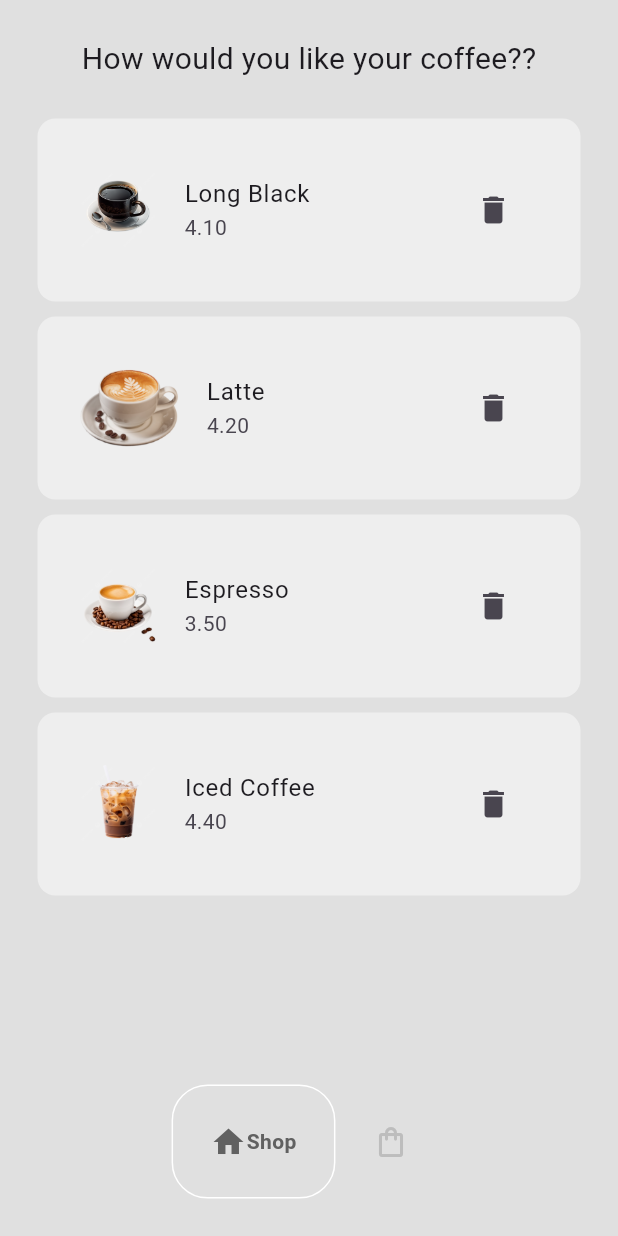
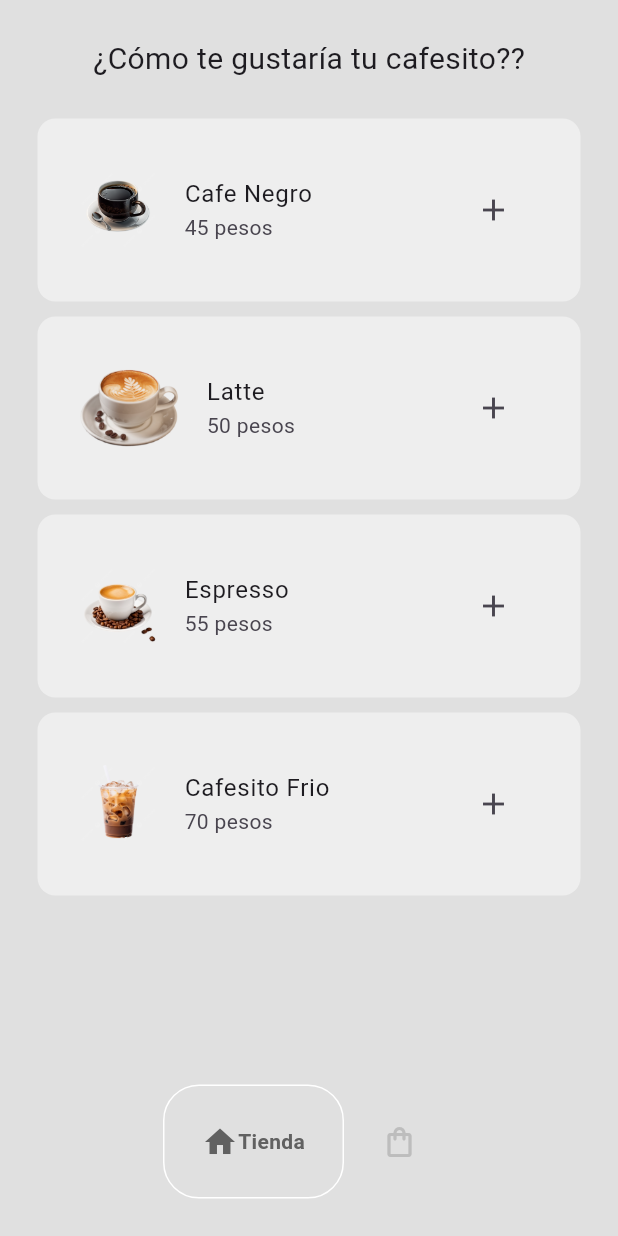
Before and after one commit to Maverick2505/coffee_shop, a Flutter app: the screen it shows after launch, on a phone screen of 412 x 824 dp. Run offline on Flutter 3.47's test engine with Material 3 defaults, Android fonts, the phone set to English and light mode, and no system bars; drawn by our look-alikes of google_nav_bar.

Commit message:
Proyecto1.1Finalizado

```diff
--- a/lib/components/bottom_nav_bar.dart
+++ b/lib/components/bottom_nav_bar.dart
@@ -20,11 +20,11 @@ class MyBottomNavBar extends StatelessWidget {
         tabs: const [
         GButton(
           icon: Icons.home,
-          text: "Shop",
+          text: "Tienda",
         ),
         GButton(
           icon: Icons.shopping_bag_outlined,
-          text: "Cart",
+          text: "Carrito",
         ),
       ]
       ),
--- a/lib/models/coffee_shop.dart
+++ b/lib/models/coffee_shop.dart
@@ -7,29 +7,29 @@ class CoffeeShop extends ChangeNotifier{
   final List<Coffee> _shop =[
     //black coffee
     Coffee(
-      name: "Long Black",
-      price: "4.10",
+      name: "Cafe Negro",
+      price: "45 pesos",
       imagePath: "lib/image/black.png"
       ),
 
     //latte
     Coffee(
       name: "Latte",
-      price: "4.20",
+      price: "50 pesos",
       imagePath: "lib/image/latte.png"
       ),
 
     //espresso
     Coffee(
       name: "Espresso",
-      price: "3.50",
+      price: "55 pesos",
       imagePath: "lib/image/expresso.png"
       ),
 
     //iced coffee
     Coffee(
-      name: "Iced Coffee",
-      price: "4.40",
+      name: "Cafesito Frio",
+      price: "70 pesos",
       imagePath: "lib/image/ice.png"
       ),
   ];
--- a/lib/pages/shop_page.dart
+++ b/lib/pages/shop_page.dart
@@ -15,7 +15,17 @@ class _ShopPageState extends State<ShopPage> {
 
   // add coffee to cart
   void addToCart(Coffee coffee){
+
+    //add to cart
     Provider.of<CoffeeShop>(context, listen: false).addItemToCart(coffee);
+
+    //let user know it add been successfully added
+    showDialog(
+      context: context,
+      builder: (context)=>AlertDialog(
+        title: Text("Producto agregado al carrito :D")
+      ),
+    );
   }
 
 
@@ -28,7 +38,7 @@ class _ShopPageState extends State<ShopPage> {
           children: [
             //heading message
             const Text(
-              "How would you like your coffee??",
+              "¿Cómo te gustaría tu cafesito??",
               style: TextStyle(fontSize: 20),
             ),
 
@@ -45,7 +55,7 @@ class _ShopPageState extends State<ShopPage> {
                   //return the tile for this coffee
                   return CoffeeTile(
                     coffee: eachCoffee,
-                    icon: Icon(Icons.delete),
+                    icon: Icon(Icons.add),
                     onPressed: ()=> addToCart(eachCoffee),
                     );
                 }),
```
Also changed, not shown: lib/cart_page.dart (+45 -7 lines).
